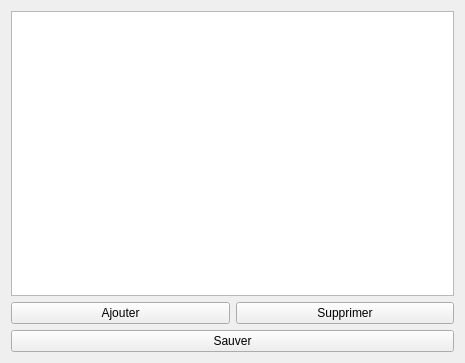
xabufr/meteor-falls, file Editor/UI/meshes.ui: the form before one commit.
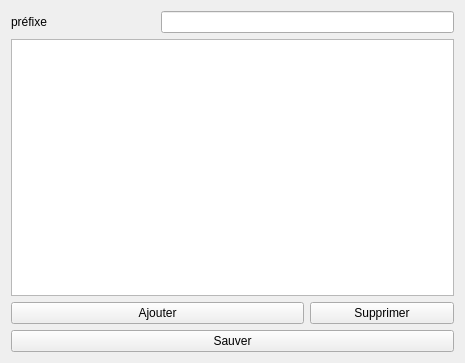
The form after the commit.

Patch:
```diff
--- a/Editor/UI/meshes.ui
+++ b/Editor/UI/meshes.ui
@@ -14,21 +14,24 @@
    <string>Form</string>
   </property>
   <layout class="QGridLayout" name="gridLayout">
-   <item row="1" column="1">
+   <item row="0" column="1" colspan="2">
+    <widget class="QLineEdit" name="prefix"/>
+   </item>
+   <item row="2" column="2">
     <widget class="QPushButton" name="btnSupprimer">
      <property name="text">
       <string>Supprimer</string>
      </property>
     </widget>
    </item>
-   <item row="1" column="0">
-    <widget class="QPushButton" name="btnAjouter">
+   <item row="0" column="0">
+    <widget class="QLabel" name="label">
      <property name="text">
-      <string>Ajouter</string>
+      <string>préfixe</string>
      </property>
     </widget>
    </item>
-   <item row="0" column="0" colspan="2">
+   <item row="1" column="0" colspan="3">
     <widget class="QTableView" name="listeMeshes">
      <property name="alternatingRowColors">
       <bool>true</bool>
@@ -45,6 +48,13 @@
     </widget>
    </item>
    <item row="2" column="0" colspan="2">
+    <widget class="QPushButton" name="btnAjouter">
+     <property name="text">
+      <string>Ajouter</string>
+     </property>
+    </widget>
+   </item>
+   <item row="3" column="0" colspan="3">
     <widget class="QPushButton" name="btnSauver">
      <property name="text">
       <string>Sauver</string>
```
